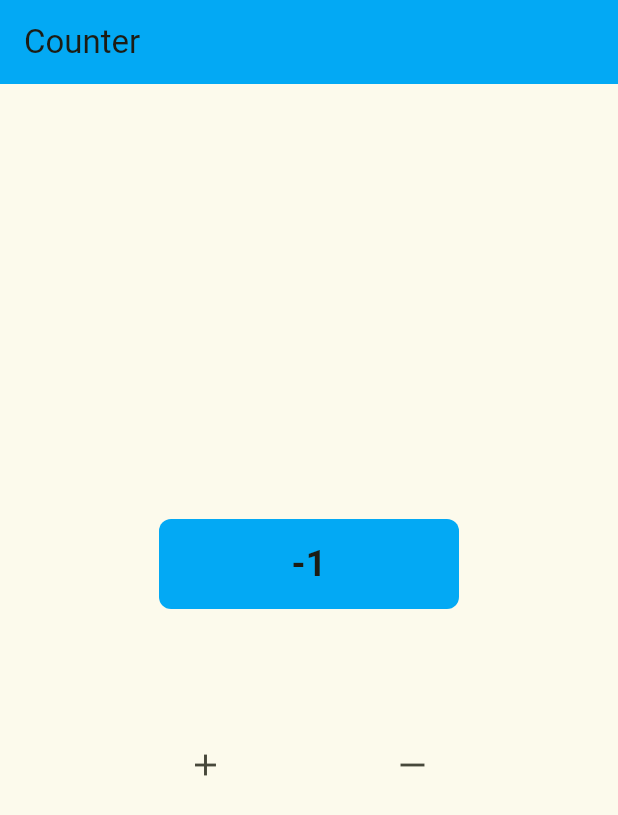
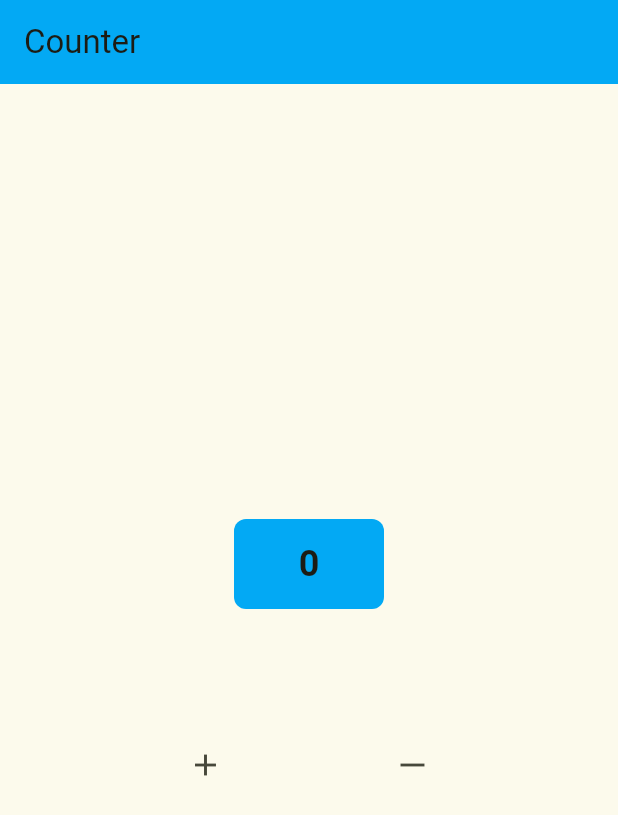
Before and after one commit to Judirebecca/Counter, a Flutter app: the screen it shows after launch, after a tap on the "horizontal rule" icon, on a phone screen of 412 x 824 dp. Shown: the top 815 px of the screen. Run offline on Flutter 3.47's test engine with Material 2 defaults, Android fonts, the phone set to English and light mode, and no system bars; our stand-ins replace flutter_mobx, mobx; generated files the repository leaves out were written again.

Commit message:
attach output

```diff
--- a/lib/homepage/homepageVM.dart
+++ b/lib/homepage/homepageVM.dart
@@ -14,6 +14,8 @@ class homepageVM extends homepagemodel{
   // Create a method decrementCounter
   void decrementCounter(){
     count = count-1;
-
+    if (count<0){
+      count = 0;
+    }
   }
 }
--- a/lib/homepage/homepageView.dart
+++ b/lib/homepage/homepageView.dart
@@ -22,7 +22,7 @@ class homepageView extends StatelessWidget{
                   builder: (abc) {
                     // Create a text widget that consumes the variable count from the homepagmodel
                     return Container(
-                      width: 200,
+                      width: 100,
                       height: 60,
                       decoration: BoxDecoration(color: Colors.lightBlue, borderRadius: BorderRadius.circular(8)),
                       child: Align(
```
Also changed, not shown: Output/Screenshot 2023-03-21 193114.png (added).
